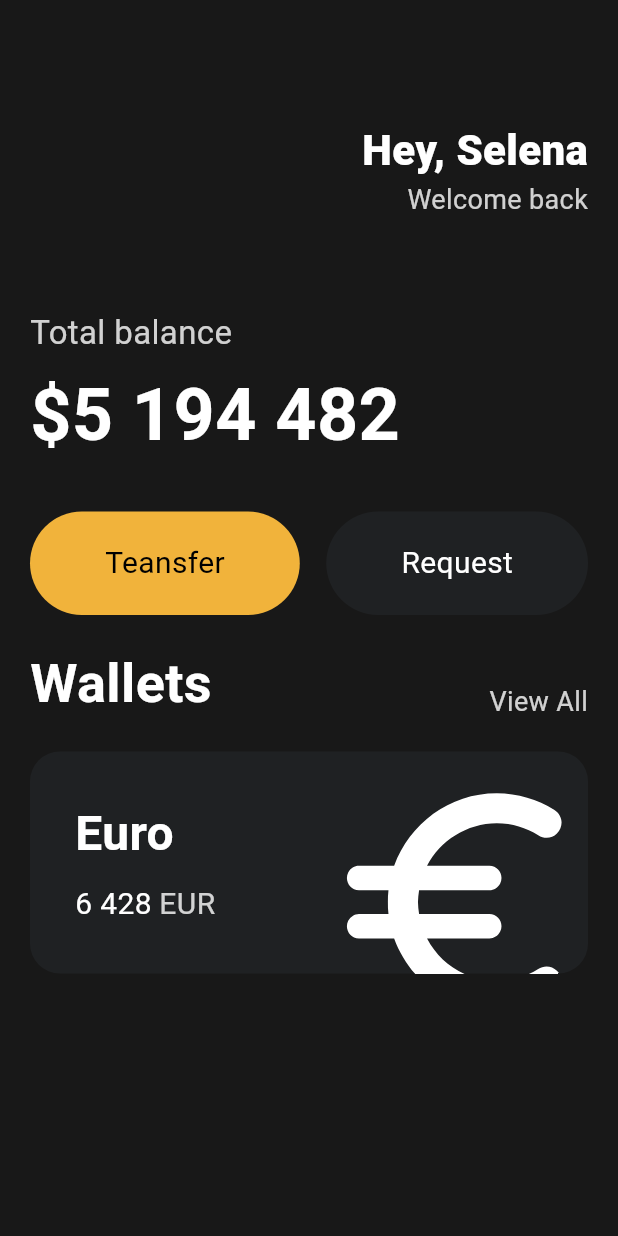
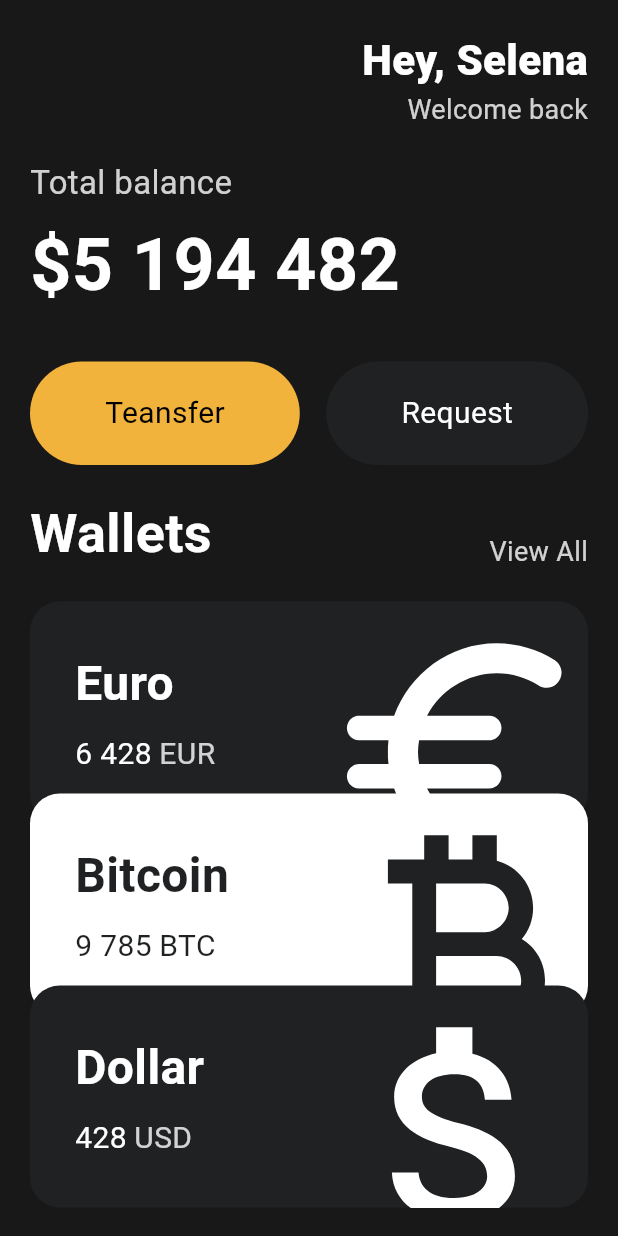
Before and after one commit to jsy6265/Flutter, a Flutter app: the screen it shows after launch, on a phone screen of 412 x 824 dp. Run offline on Flutter 3.47's test engine with Material 3 defaults, Android fonts, the phone set to English and light mode, and no system bars.

Commit message:
스크롤 실습

```diff
--- a/lib/main.dart
+++ b/lib/main.dart
@@ -1,5 +1,6 @@
 import 'package:flutter/material.dart';
 import 'package:toon_flix/widgets/button.dart';
+import 'package:toon_flix/widgets/currency_card.dart';
 
 void main() {
   runApp(App());
@@ -12,7 +13,9 @@ class App extends StatelessWidget {
       home: Scaffold(
         backgroundColor: Color(0xFF181818), // 커스텀 색상 쓰는법 Color(0xFF + 색 코드)
         // home의 배경색을 지정하는 위젯 타입의 파라미터, Colors.원하는 색.그림자
-        body: Padding(
+        body: SingleChildScrollView(
+          // 영역 안을 스크롤 가능하게 해주는 위젯
+          child: Padding(
             padding: EdgeInsets.symmetric(horizontal: 20),
             //Row : 서로 옆에 놓고 싶을 때, Column : 서로 위 아래로 놓고 싶을 때
             child: Column(
@@ -20,7 +23,7 @@ class App extends StatelessWidget {
               children: [
                 const SizedBox(
                   // 빈공간 만들기?
-                height: 80,
+                  height: 20,
                 ),
                 Row(
                   mainAxisAlignment: MainAxisAlignment.end,
@@ -51,7 +54,7 @@ class App extends StatelessWidget {
                   ],
                 ),
                 const SizedBox(
-                height: 60,
+                  height: 20,
                 ),
                 Text(
                   "Total balance",
@@ -118,73 +121,38 @@ class App extends StatelessWidget {
                 const SizedBox(
                   height: 20,
                 ),
-              Container(
-                clipBehavior: Clip.hardEdge, // 자식이 부모의 영역 밖으로 나갈 때 어떤식으로 처리할지
-                decoration: BoxDecoration(
-                    color: const Color(0xFF1f2123),
-                    borderRadius: BorderRadius.circular(20)),
-                child: Padding(
-                  padding: const EdgeInsets.all(30),
-                  child: Row(
-                    mainAxisAlignment: MainAxisAlignment.spaceBetween,
-                    children: [
-                      Column(
-                        crossAxisAlignment: CrossAxisAlignment.start,
-                        children: [
-                          const Text(
-                            'Euro',
-                            style: TextStyle(
-                                color: Colors.white,
-                                fontSize: 32,
-                                fontWeight: FontWeight.w600),
+                const CurrencyCard(
+                  name: 'Euro',
+                  code: 'EUR',
+                  amount: '6 428',
+                  icon: Icons.euro_rounded,
+                  isInverted: false,
                 ),
-                          const SizedBox(
-                            height: 10,
-                          ),
-                          Row(
-                            children: [
-                              const Text(
-                                '6 428',
-                                style: TextStyle(
-                                  color: Colors.white,
-                                  fontSize: 20,
+                Transform.translate(
+                  offset: Offset(0, -20),
+                  child: const CurrencyCard(
+                    name: 'Bitcoin',
+                    code: 'BTC',
+                    amount: '9 785',
+                    icon: Icons.currency_bitcoin,
+                    isInverted: true,
                   ),
                 ),
-                              const SizedBox(
-                                width: 5,
-                              ),
-                              Text(
-                                'EUR',
-                                style: TextStyle(
-                                  color: Colors.white.withOpacity(0.8),
-                                  fontSize: 20,
-                                ),
-                              ),
-                            ],
-                          )
-                        ],
-                      ),
-                      Transform.scale(
-                        //카드의 크기는 변하지 않고 Transformation을 전달? Icon의 크기는 98이라 인식하지만 실제로는 scale을 렌더링한다?
-                        scale: 2.2,
-                        child: Transform.translate(
-                          // Transform.translate는 offset이라는 파라미터 필요
-                          offset: Offset(-5, 12), // 위젯을 이동시킬 x, y 좌표
-                          child: const Icon(
-                            Icons.euro_rounded,
-                            color: Colors.white,
-                            size: 88,
-                          ),
-                        ),
-                      )
-                    ],
-                  ),
+                Transform.translate(
+                  offset: Offset(0, -40),
+                  child: const CurrencyCard(
+                    name: 'Dollar',
+                    code: 'USD',
+                    amount: '428',
+                    icon: Icons.attach_money_outlined,
+                    isInverted: false,
                   ),
                 ),
               ],
             ),
           ),
         ),
+      ),
     );
   }
 }
```
Lines whose indentation alone changed are shown as unchanged.
